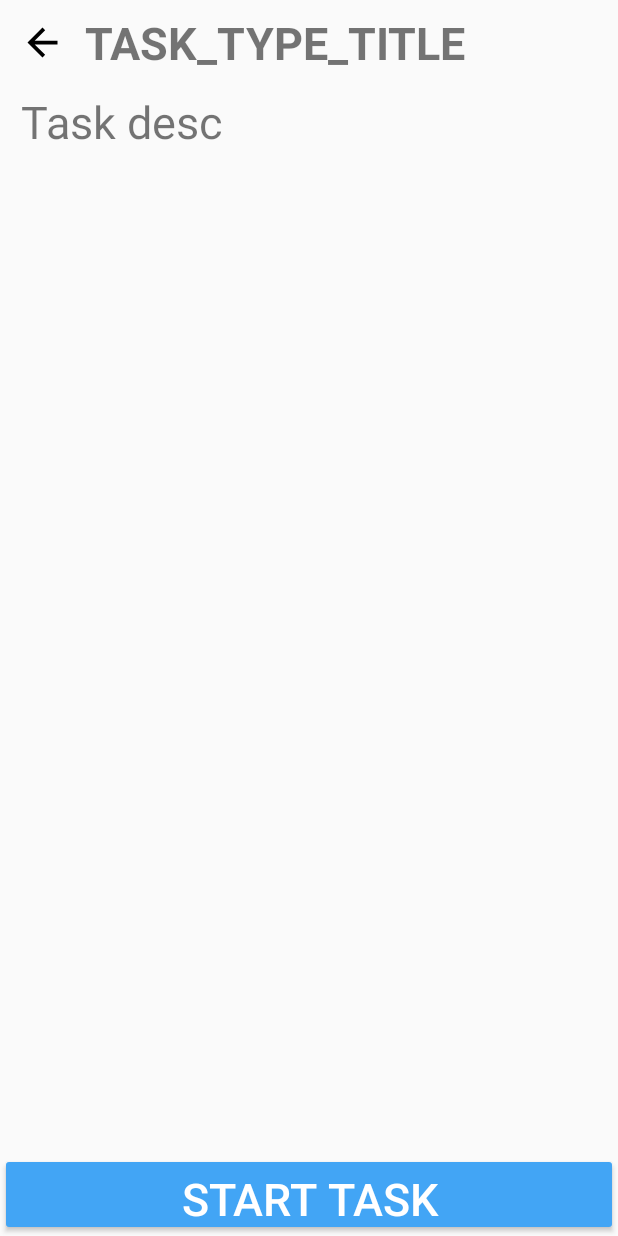
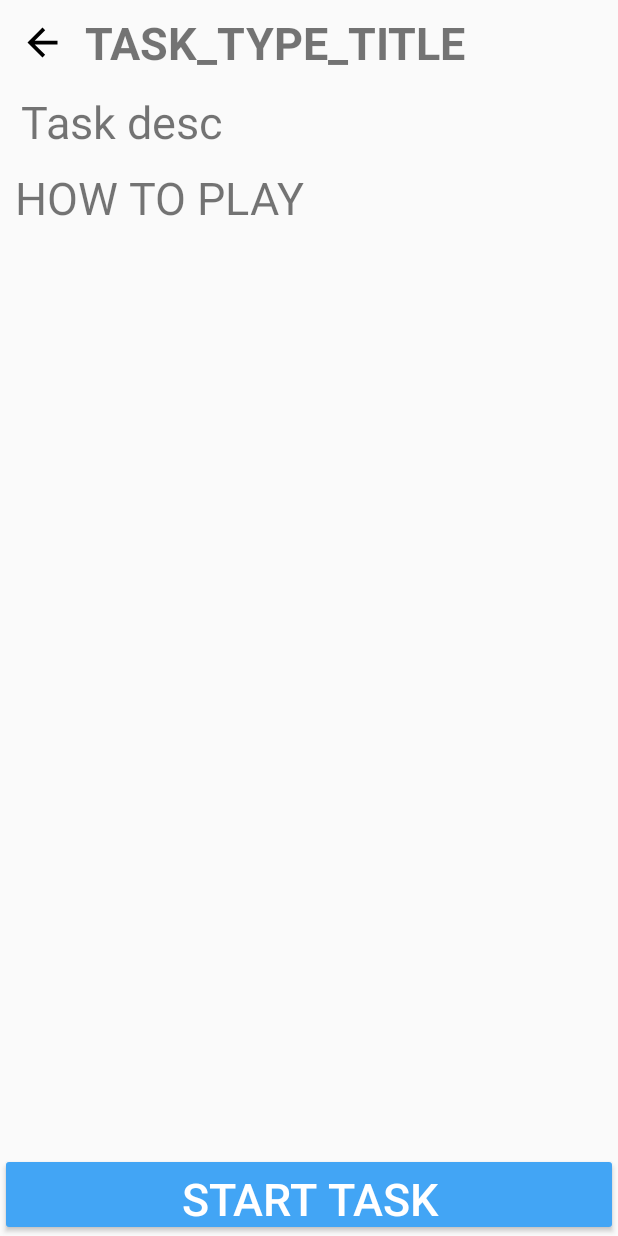
Before and after one commit to nopphonyel/InjectionApp, an Android app: the layout activity_task_details.xml on its own in the app's theme, with its tools: preview values and no code run, on a phone screen of 412 x 824 dp. Run offline under Robolectric (Android 15) with nearby library versions, the phone set to English and light mode, and no system bars.

Commit message:
Adding how to play

```diff
--- a/app/src/main/res/layout/activity_task_details.xml
+++ b/app/src/main/res/layout/activity_task_details.xml
@@ -49,6 +49,23 @@
 
     </RelativeLayout>
 
+    <TextView
+        android:id="@+id/how_to_play_title"
+        android:layout_below="@id/relativeLayout"
+        style="@style/TitleTextView"
+        android:text="HOW TO PLAY"
+        android:layout_marginLeft="10dp"
+        android:layout_width="wrap_content"
+        android:layout_height="wrap_content" />
+
+    <ScrollView
+        android:layout_below="@id/how_to_play_title"
+        android:layout_above="@id/start_task"
+        android:layout_width="match_parent"
+        android:layout_height="match_parent">
+
+    </ScrollView>
+
     <Button
         android:id="@+id/start_task"
         style="@style/BigButton.ActionPositive"
```
